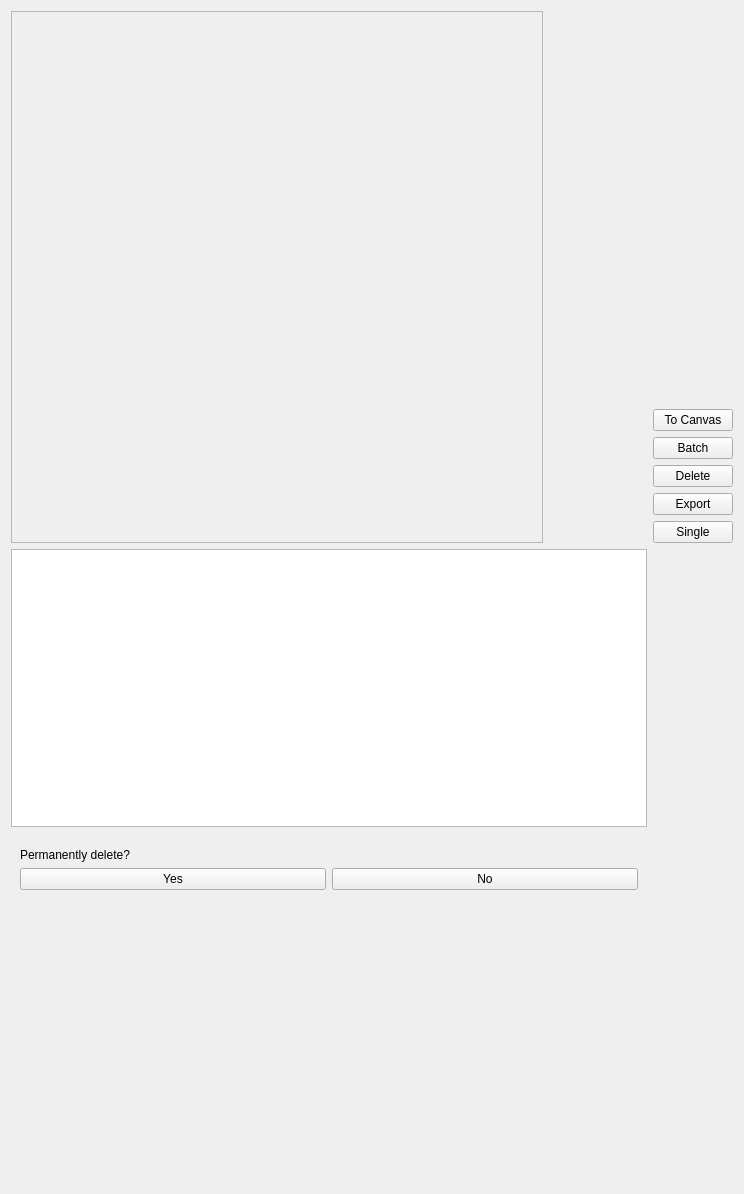
The window that src/airunner/widgets/canvas_plus/templates/standard_image_widget.ui (Capsize-Games/airunner) describes before a commit, drawn with Qt 5.
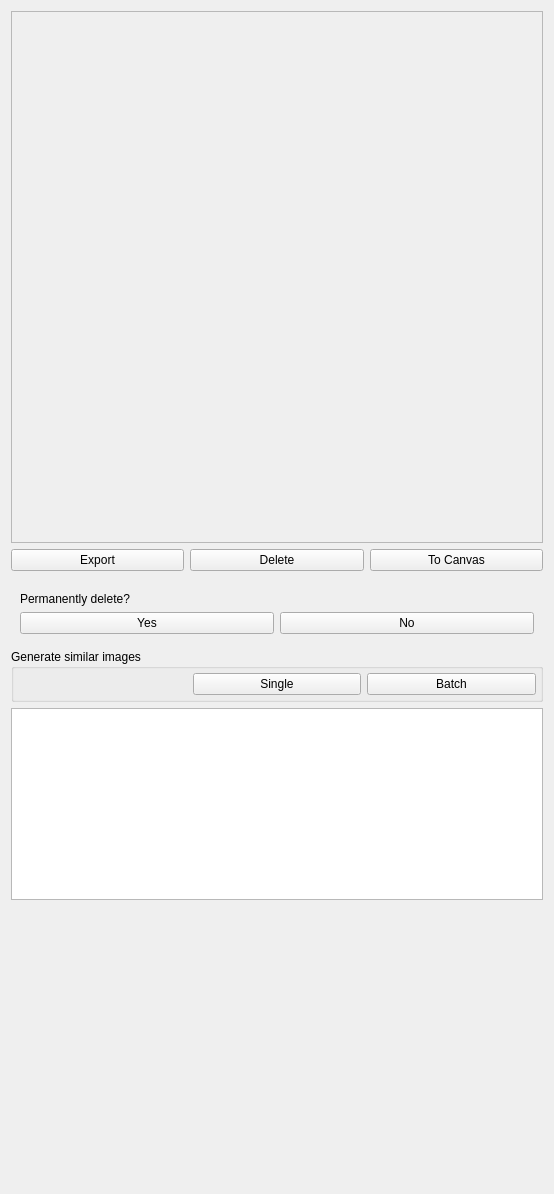
The same window after the commit. Custom widgets are drawn as their Qt base class.

Commit message: Updated styles for standard image widget

Patch:
```diff
--- a/src/airunner/widgets/canvas_plus/templates/standard_image_widget.ui
+++ b/src/airunner/widgets/canvas_plus/templates/standard_image_widget.ui
@@ -6,194 +6,23 @@
    <rect>
     <x>0</x>
     <y>0</y>
-    <width>744</width>
+    <width>552</width>
     <height>1194</height>
    </rect>
   </property>
+  <property name="maximumSize">
+   <size>
+    <width>552</width>
+    <height>16777215</height>
+   </size>
+  </property>
   <property name="windowTitle">
    <string>Form</string>
   </property>
   <layout class="QGridLayout" name="gridLayout_2">
-   <item row="4" column="0">
-    <widget class="QWidget" name="batch_container" native="true">
-     <property name="minimumSize">
-      <size>
-       <width>0</width>
-       <height>0</height>
-      </size>
-     </property>
-     <property name="maximumSize">
-      <size>
-       <width>532</width>
-       <height>532</height>
-      </size>
-     </property>
-     <layout class="QHBoxLayout" name="horizontalLayout_3">
-      <property name="spacing">
-       <number>0</number>
-      </property>
-      <property name="leftMargin">
-       <number>0</number>
-      </property>
-      <property name="topMargin">
-       <number>0</number>
-      </property>
-      <property name="rightMargin">
-       <number>0</number>
-      </property>
-      <property name="bottomMargin">
-       <number>0</number>
-      </property>
-     </layout>
-    </widget>
-   </item>
-   <item row="0" column="1">
-    <widget class="QWidget" name="controls_container" native="true">
-     <layout class="QVBoxLayout" name="verticalLayout_3">
-      <property name="leftMargin">
-       <number>0</number>
-      </property>
-      <property name="topMargin">
-       <number>0</number>
-      </property>
-      <property name="rightMargin">
-       <number>0</number>
-      </property>
-      <property name="bottomMargin">
-       <number>0</number>
-      </property>
-      <item>
-       <widget class="SliderWidget" name="samples_widget" native="true">
-        <property name="minimumSize">
-         <size>
-          <width>0</width>
-          <height>20</height>
-         </size>
-        </property>
-        <property name="label_text" stdset="0">
-         <string>Similarity</string>
-        </property>
-        <property name="slider_callback" stdset="0">
-         <string notr="true">handle_value_change</string>
-        </property>
-        <property name="current_value" stdset="0">
-         <number>100</number>
-        </property>
-        <property name="slider_maximum" stdset="0">
-         <number>100</number>
-        </property>
-        <property name="spinbox_maximum" stdset="0">
-         <double>1.000000000000000</double>
-        </property>
-        <property name="display_as_float" stdset="0">
-         <bool>true</bool>
-        </property>
-        <property name="spinbox_single_step" stdset="0">
-         <double>0.010000000000000</double>
-        </property>
-        <property name="spinbox_page_step" stdset="0">
-         <double>0.010000000000000</double>
-        </property>
-        <property name="spinbox_minimum" stdset="0">
-         <double>0.000000000000000</double>
-        </property>
-        <property name="slider_minimum" stdset="0">
-         <number>0</number>
-        </property>
-        <property name="settings_property" stdset="0">
-         <string>image_similarity</string>
-        </property>
-       </widget>
-      </item>
-      <item>
-       <widget class="QPushButton" name="pushButton_4">
-        <property name="cursor">
-         <cursorShape>PointingHandCursor</cursorShape>
-        </property>
-        <property name="toolTip">
-         <string>Send this image to the canvas</string>
-        </property>
-        <property name="text">
-         <string>To Canvas</string>
-        </property>
-       </widget>
-      </item>
-      <item>
-       <widget class="QPushButton" name="pushButton_2">
-        <property name="cursor">
-         <cursorShape>PointingHandCursor</cursorShape>
-        </property>
-        <property name="toolTip">
-         <string>Generate a batch of four variations</string>
-        </property>
-        <property name="text">
-         <string>Batch</string>
-        </property>
-       </widget>
-      </item>
-      <item>
-       <widget class="QPushButton" name="pushButton">
-        <property name="cursor">
-         <cursorShape>PointingHandCursor</cursorShape>
-        </property>
-        <property name="toolTip">
-         <string>Permanently delete this image</string>
-        </property>
-        <property name="text">
-         <string>Delete</string>
-        </property>
-       </widget>
-      </item>
-      <item>
-       <widget class="QPushButton" name="pushButton_7">
-        <property name="text">
-         <string>Export</string>
-        </property>
-       </widget>
-      </item>
-      <item>
-       <widget class="QPushButton" name="pushButton_3">
-        <property name="cursor">
-         <cursorShape>PointingHandCursor</cursorShape>
-        </property>
-        <property name="toolTip">
-         <string>Generate one variation</string>
-        </property>
-        <property name="text">
-         <string>Single</string>
-        </property>
-       </widget>
-      </item>
-     </layout>
-    </widget>
-   </item>
-   <item row="1" column="0">
-    <widget class="QTableWidget" name="tableWidget">
-     <property name="styleSheet">
-      <string notr="true"/>
-     </property>
-     <property name="autoScroll">
-      <bool>false</bool>
-     </property>
-     <attribute name="horizontalHeaderVisible">
-      <bool>false</bool>
-     </attribute>
-     <attribute name="verticalHeaderVisible">
-      <bool>false</bool>
-     </attribute>
-     <column>
-      <property name="text">
-       <string>New Column</string>
-      </property>
-     </column>
-     <column>
-      <property name="text">
-       <string>New Column</string>
-      </property>
-     </column>
-    </widget>
-   </item>
    <item row="0" column="0">
+    <layout class="QVBoxLayout" name="verticalLayout">
+     <item>
     <widget class="QFrame" name="image_frame">
      <property name="sizePolicy">
       <sizepolicy hsizetype="Preferred" vsizetype="Preferred">
@@ -224,7 +53,61 @@
      </property>
     </widget>
    </item>
-   <item row="2" column="0">
+     <item>
+      <widget class="QWidget" name="controls_container" native="true">
+       <layout class="QHBoxLayout" name="horizontalLayout">
+        <property name="leftMargin">
+         <number>0</number>
+        </property>
+        <property name="topMargin">
+         <number>0</number>
+        </property>
+        <property name="rightMargin">
+         <number>0</number>
+        </property>
+        <property name="bottomMargin">
+         <number>0</number>
+        </property>
+        <item>
+         <widget class="QPushButton" name="pushButton_7">
+          <property name="cursor">
+           <cursorShape>PointingHandCursor</cursorShape>
+          </property>
+          <property name="text">
+           <string>Export</string>
+          </property>
+         </widget>
+        </item>
+        <item>
+         <widget class="QPushButton" name="pushButton">
+          <property name="cursor">
+           <cursorShape>PointingHandCursor</cursorShape>
+          </property>
+          <property name="toolTip">
+           <string>Permanently delete this image</string>
+          </property>
+          <property name="text">
+           <string>Delete</string>
+          </property>
+         </widget>
+        </item>
+        <item>
+         <widget class="QPushButton" name="pushButton_4">
+          <property name="cursor">
+           <cursorShape>PointingHandCursor</cursorShape>
+          </property>
+          <property name="toolTip">
+           <string>Send this image to the canvas</string>
+          </property>
+          <property name="text">
+           <string>To Canvas</string>
+          </property>
+         </widget>
+        </item>
+       </layout>
+      </widget>
+     </item>
+     <item>
     <widget class="QWidget" name="delete_confirmation" native="true">
      <layout class="QGridLayout" name="gridLayout">
       <item row="3" column="0" colspan="2">
@@ -275,7 +158,99 @@
      </layout>
     </widget>
    </item>
-   <item row="3" column="0">
+     <item>
+      <widget class="QGroupBox" name="similar_groupbox">
+       <property name="title">
+        <string>Generate similar images</string>
+       </property>
+       <layout class="QHBoxLayout" name="horizontalLayout_3">
+        <property name="leftMargin">
+         <number>4</number>
+        </property>
+        <property name="topMargin">
+         <number>4</number>
+        </property>
+        <property name="rightMargin">
+         <number>4</number>
+        </property>
+        <property name="bottomMargin">
+         <number>4</number>
+        </property>
+        <item>
+         <widget class="SliderWidget" name="samples_widget" native="true">
+          <property name="minimumSize">
+           <size>
+            <width>0</width>
+            <height>20</height>
+           </size>
+          </property>
+          <property name="label_text" stdset="0">
+           <string>Similarity</string>
+          </property>
+          <property name="slider_callback" stdset="0">
+           <string notr="true">handle_value_change</string>
+          </property>
+          <property name="current_value" stdset="0">
+           <number>100</number>
+          </property>
+          <property name="slider_maximum" stdset="0">
+           <number>100</number>
+          </property>
+          <property name="spinbox_maximum" stdset="0">
+           <double>1.000000000000000</double>
+          </property>
+          <property name="display_as_float" stdset="0">
+           <bool>true</bool>
+          </property>
+          <property name="spinbox_single_step" stdset="0">
+           <double>0.010000000000000</double>
+          </property>
+          <property name="spinbox_page_step" stdset="0">
+           <double>0.010000000000000</double>
+          </property>
+          <property name="spinbox_minimum" stdset="0">
+           <double>0.000000000000000</double>
+          </property>
+          <property name="slider_minimum" stdset="0">
+           <number>0</number>
+          </property>
+          <property name="settings_property" stdset="0">
+           <string>image_similarity</string>
+          </property>
+         </widget>
+        </item>
+        <item>
+         <widget class="QPushButton" name="pushButton_3">
+          <property name="cursor">
+           <cursorShape>PointingHandCursor</cursorShape>
+          </property>
+          <property name="toolTip">
+           <string>Generate one variation</string>
+          </property>
+          <property name="text">
+           <string>Single</string>
+          </property>
+         </widget>
+        </item>
+        <item>
+         <widget class="QPushButton" name="pushButton_2">
+          <property name="cursor">
+           <cursorShape>PointingHandCursor</cursorShape>
+          </property>
+          <property name="toolTip">
+           <string>Generate a batch of four variations</string>
+          </property>
+          <property name="text">
+           <string>Batch</string>
+          </property>
+         </widget>
+        </item>
+       </layout>
+      </widget>
+     </item>
+    </layout>
+   </item>
+   <item row="7" column="0">
     <spacer name="verticalSpacer_2">
      <property name="orientation">
       <enum>Qt::Vertical</enum>
@@ -288,6 +263,46 @@
      </property>
     </spacer>
    </item>
+   <item row="4" column="0">
+    <widget class="QTableWidget" name="tableWidget">
+     <property name="styleSheet">
+      <string notr="true"/>
+     </property>
+     <property name="autoScroll">
+      <bool>false</bool>
+     </property>
+     <attribute name="horizontalHeaderVisible">
+      <bool>false</bool>
+     </attribute>
+     <attribute name="verticalHeaderVisible">
+      <bool>false</bool>
+     </attribute>
+     <column>
+      <property name="text">
+       <string>New Column</string>
+      </property>
+     </column>
+     <column>
+      <property name="text">
+       <string>New Column</string>
+      </property>
+     </column>
+    </widget>
+   </item>
+   <item row="5" column="0">
+    <widget class="QWidget" name="batch_container" native="true">
+     <property name="minimumSize">
+      <size>
+       <width>0</width>
+       <height>128</height>
+      </size>
+     </property>
+     <property name="styleSheet">
+      <string notr="true"/>
+     </property>
+     <layout class="QHBoxLayout" name="horizontalLayout_2"/>
+    </widget>
+   </item>
   </layout>
  </widget>
  <customwidgets>
```
Left out of the diff: 28 changed lines with no effect on the pictures. Lines whose indentation alone changed are shown as unchanged. The commit also changes 5 other files.
